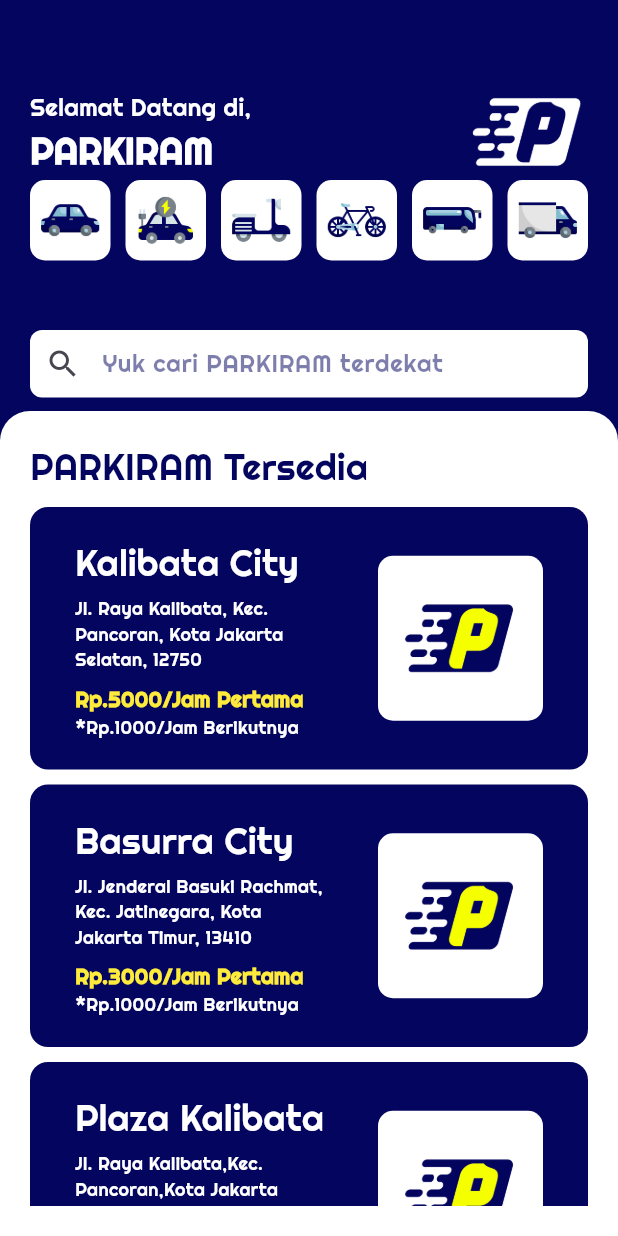
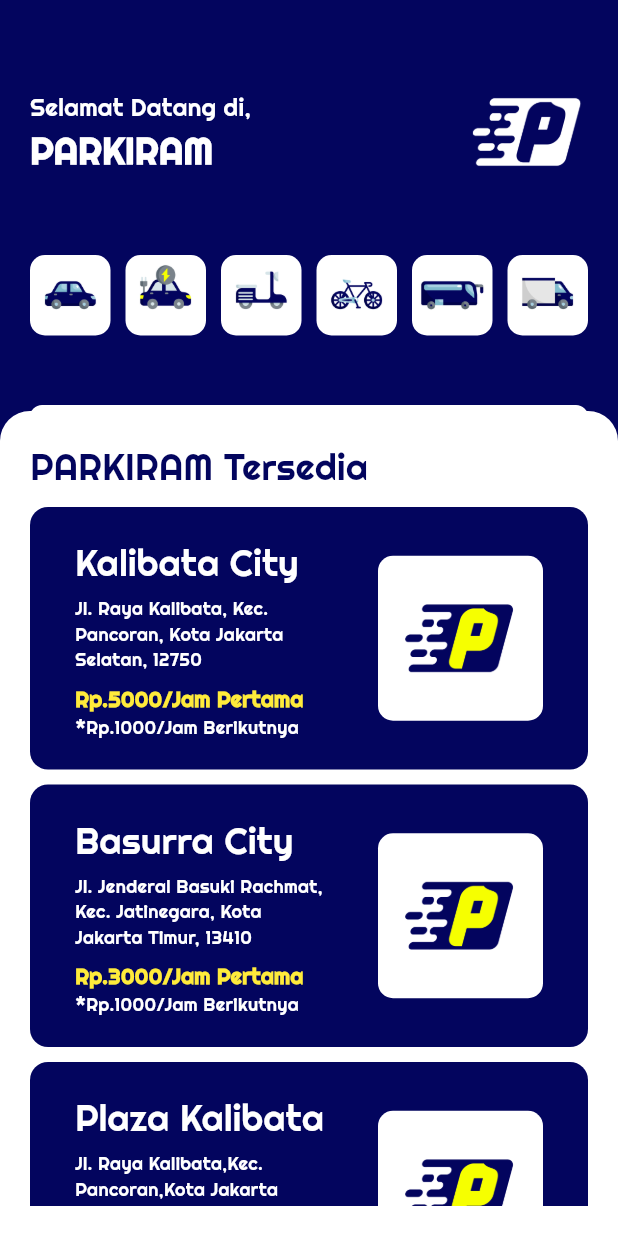
Before and after one commit to xramadhann/Parkiram, a Flutter app: the screen it shows after launch, on a phone screen of 412 x 824 dp. Run offline on Flutter 3.47's test engine with Material 3 defaults, Android fonts, the phone set to English and light mode, and no system bars; our stand-ins replace google_fonts.

Commit message:
Refactor: Change sizeing layout filter

```diff
--- a/parkiram/lib/HomePage.dart
+++ b/parkiram/lib/HomePage.dart
@@ -11,12 +11,12 @@ class HomePage extends StatefulWidget {
 }
 
 List<String> imageAssets = [
-  'assets/images/IconFilter/car.png',
-  'assets/images/IconFilter/electric-car.png',
-  'assets/images/IconFilter/scooter.png',
-  'assets/images/IconFilter/bicycle.png',
-  'assets/images/IconFilter/bus.png',
-  'assets/images/IconFilter/truck.png',
+  'assets/images/IconFilter/car1.png',
+  'assets/images/IconFilter/electric-car1.png',
+  'assets/images/IconFilter/scooter1.png',
+  'assets/images/IconFilter/bicycle1.png',
+  'assets/images/IconFilter/bus1.png',
+  'assets/images/IconFilter/truck1.png',
 ];
 
 class _HomePageState extends State<HomePage> {
@@ -33,7 +33,7 @@ class _HomePageState extends State<HomePage> {
             child: Stack(
               children: [
                 Positioned(
-                  top: 120,
+                  top: 170,
                   left: 20,
                   right: 20,
                   child: SizedBox(
@@ -51,8 +51,8 @@ class _HomePageState extends State<HomePage> {
                           child: Center(
                             child: Image.asset(
                               imageAssets[index],
-                              width: 40,
-                              height: 40,
+                              width: 100,
+                              height: 100,
                             ),
                           ),
                         );
@@ -61,7 +61,7 @@ class _HomePageState extends State<HomePage> {
                   ),
                 ),
                 Positioned(
-                  top: 220,
+                  top: 270,
                   left: 20,
                   right: 20,
                   child: SizedBox(
```
Also changed, not shown: parkiram/assets/images/IconFilter/bicycle1.png (added), parkiram/assets/images/IconFilter/bus1.png (added), parkiram/assets/images/IconFilter/car1.png (added), parkiram/assets/images/IconFilter/electric-car1.png (added), parkiram/assets/images/IconFilter/scooter1.png (added), parkiram/assets/images/IconFilter/truck1.png (added).
